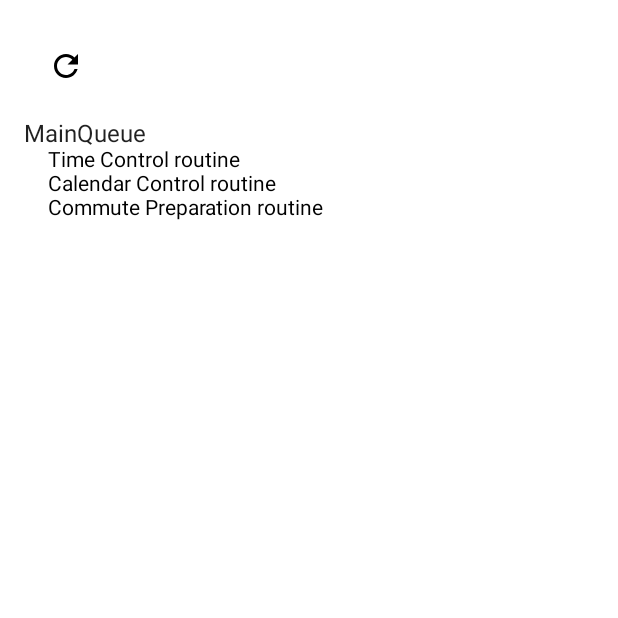
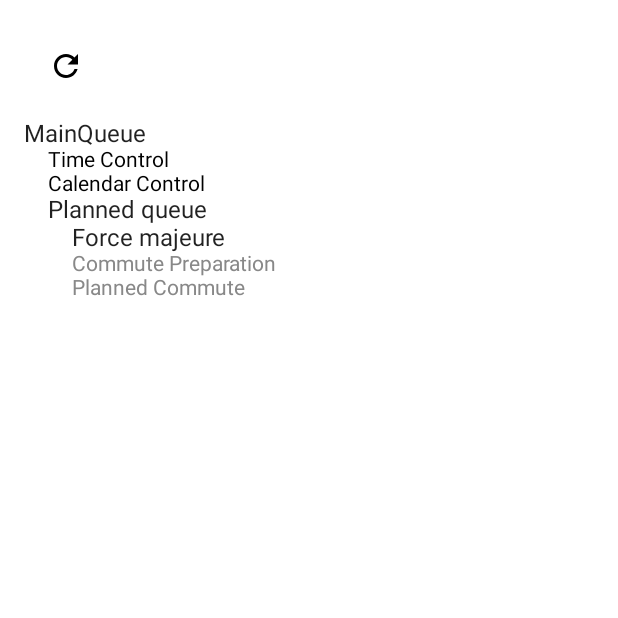
Before and after one commit to cucumber007/state, an Android app built with Jetpack Compose: the screen it shows after launch (MainActivity), on a phone screen of 412 x 824 dp, the top half of it. Run offline under Robolectric (Android 15) with nearby library versions, the light colour scheme and no system bars.

Commit message:
New active logic

```diff
--- a/app/src/main/java/com/spqrta/state/ui/view/gtd2/QueueView.kt
+++ b/app/src/main/java/com/spqrta/state/ui/view/gtd2/QueueView.kt
@@ -15,7 +15,7 @@ fun QueueView(queue: Queue) {
         Text(text = queue.name)
         Box(modifier = Modifier.padding(start = 16.dp)) {
             Column {
-                for (task in queue.tasks) {
+                for (task in queue.elements) {
                     ElementView(task)
                 }
             }
--- a/app/src/main/java/com/spqrta/state/ui/view/gtd2/RoutineView.kt
+++ b/app/src/main/java/com/spqrta/state/ui/view/gtd2/RoutineView.kt
@@ -7,6 +7,8 @@ import com.spqrta.state.common.logic.features.gtd2.element.Routine
 @Composable
 fun RoutineView(routine: Routine) {
     Column {
-        ElementView(element = routine.task)
+        ElementView(
+            element = routine.normalizedTask
+        )
     }
 }
--- a/common/src/main/java/com/spqrta/state/common/logic/features/gtd2/Gtd2.kt
+++ b/common/src/main/java/com/spqrta/state/common/logic/features/gtd2/Gtd2.kt
@@ -25,9 +25,10 @@ object Gtd2 {
     ): Reduced<out Gtd2State, out AppEffect> {
         return when (action) {
             is Gtd2Action.OnTaskClickAction -> {
-                state.copy(
+                val newState = state.copy(
                     taskTree = state.taskTree.withTaskClicked(action.task)
-                ).withEffects()
+                )
+                newState.withEffects()
             }
 
             is Gtd2Action.OnTaskLongClickAction -> {
--- a/common/src/main/java/com/spqrta/state/common/logic/features/gtd2/Gtd2State.kt
+++ b/common/src/main/java/com/spqrta/state/common/logic/features/gtd2/Gtd2State.kt
@@ -16,15 +16,28 @@ data class Gtd2State(
             "MainQueue",
             listOf(
                 Routine(
-                    task = Task("Time Control routine")
+                    task = Task("Time Control")
                 ),
                 Routine(
-                    task = Task("Calendar Control routine")
+                    task = Task("Calendar Control")
                 ),
-                Routine(
-                    task = Task("Commute Preparation routine"),
-                    active = false
-                )
+                Queue(
+                    name = "Planned queue",
+                    elements = listOf(
+                        Queue(
+                            name = "Force majeure",
+                            elements = listOf(),
+                        ),
+                        Routine(
+                            task = Task("Commute Preparation"),
+                            active = false
+                        ),
+                        Routine(
+                            task = Task("Planned Commute"),
+                            active = false
+                        ),
+                    )
+                ),
             )
         )
 
--- a/common/src/main/java/com/spqrta/state/common/logic/features/gtd2/element/Element.kt
+++ b/common/src/main/java/com/spqrta/state/common/logic/features/gtd2/element/Element.kt
@@ -5,6 +5,7 @@ import kotlinx.serialization.Serializable
 @Serializable
 sealed interface Element {
     val name: String
+    val active: Boolean
 
     fun withTaskClicked(clickedTask: Task): Element
     fun withTaskLongClicked(clickedTask: Task): Element
--- a/common/src/main/java/com/spqrta/state/common/logic/features/gtd2/element/Queue.kt
+++ b/common/src/main/java/com/spqrta/state/common/logic/features/gtd2/element/Queue.kt
@@ -5,16 +5,17 @@ import kotlinx.serialization.Serializable
 @Serializable
 data class Queue(
     override val name: String,
-    val tasks: List<Element>,
+    val elements: List<Element>,
+    override val active: Boolean = true,
 ) : Element {
     override fun withTaskClicked(clickedTask: Task): Element {
-        return copy(tasks = tasks.map {
+        return copy(elements = elements.map {
             it.withTaskClicked(clickedTask)
         })
     }
 
     override fun withTaskLongClicked(clickedTask: Task): Element {
-        return copy(tasks = tasks.map {
+        return copy(elements = elements.map {
             it.withTaskLongClicked(clickedTask)
         })
     }
--- a/common/src/main/java/com/spqrta/state/common/logic/features/gtd2/element/Routine.kt
+++ b/common/src/main/java/com/spqrta/state/common/logic/features/gtd2/element/Routine.kt
@@ -5,16 +5,25 @@ import java.time.LocalDate
 
 @Serializable
 data class Routine(
-    val active: Boolean = true,
-    val task: Task,
+    override val active: Boolean = true,
+    private val task: Task,
     val trigger: RoutineTrigger = RoutineTrigger.Day(LocalDate.now()),
     override val name: String = task.name,
 ) : Element {
+
+    val normalizedTask = task.withStatus(
+        if (!active) {
+            TaskStatus.Inactive
+        } else {
+            task.status
+        }
+    )
+
     override fun withTaskClicked(clickedTask: Task): Element {
-        return task.withTaskClicked(clickedTask)
+        return normalizedTask.withTaskClicked(clickedTask)
     }
 
     override fun withTaskLongClicked(clickedTask: Task): Element {
-        return task.withTaskLongClicked(clickedTask)
+        return normalizedTask.withTaskLongClicked(clickedTask)
     }
 }
--- a/common/src/main/java/com/spqrta/state/common/logic/features/gtd2/element/Task.kt
+++ b/common/src/main/java/com/spqrta/state/common/logic/features/gtd2/element/Task.kt
@@ -4,18 +4,42 @@ import kotlinx.serialization.Serializable
 
 @Serializable
 data class Task(
+    override val active: Boolean = true,
     override val name: String,
-    val status: TaskStatus = TaskStatus.Active,
+    val done: Boolean = false,
 ) : Element {
+
+    constructor(name: String, taskStatus: TaskStatus = TaskStatus.Active) : this(
+        taskStatus != TaskStatus.Inactive,
+        name,
+        taskStatus == TaskStatus.Done
+    )
+
+    val status: TaskStatus
+        get() {
+            return when {
+                !active -> TaskStatus.Inactive
+                done -> TaskStatus.Done
+                else -> TaskStatus.Active
+            }
+        }
+
+    fun withStatus(status: TaskStatus): Task {
+        return when (status) {
+            TaskStatus.Active -> copy(active = true, done = false)
+            TaskStatus.Done -> copy(active = true, done = true)
+            TaskStatus.Inactive -> copy(active = false, done = false)
+        }
+    }
+
+
     override fun withTaskClicked(clickedTask: Task): Element {
         return if (this == clickedTask) {
-            copy(
-                status = when (status) {
-                    TaskStatus.Active -> TaskStatus.Done
-                    TaskStatus.Done -> TaskStatus.Done
-                    TaskStatus.Inactive -> TaskStatus.Inactive
-                }
-            )
+            when (status) {
+                TaskStatus.Active -> withStatus(TaskStatus.Done)
+                TaskStatus.Done -> withStatus(TaskStatus.Done)
+                TaskStatus.Inactive -> withStatus(TaskStatus.Inactive)
+            }
         } else {
             this
         }
@@ -23,13 +47,11 @@ data class Task(
 
     override fun withTaskLongClicked(clickedTask: Task): Element {
         return if (this == clickedTask) {
-            copy(
-                status = when (status) {
-                    TaskStatus.Active -> TaskStatus.Inactive
-                    TaskStatus.Done -> TaskStatus.Active
-                    TaskStatus.Inactive -> TaskStatus.Active
-                }
-            )
+            when (status) {
+                TaskStatus.Active -> withStatus(TaskStatus.Inactive)
+                TaskStatus.Done -> withStatus(TaskStatus.Active)
+                TaskStatus.Inactive -> withStatus(TaskStatus.Active)
+            }
         } else {
             this
         }
```
